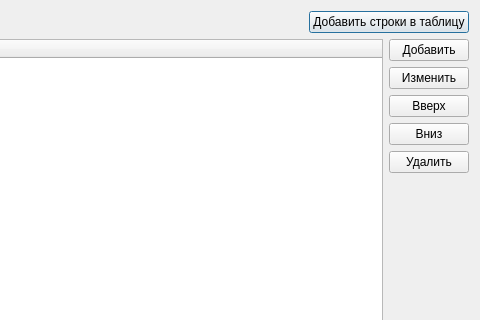
This is resources/ui/manage_user_formulas.ui in rymatoi/new-uniskad as Qt 5 draws it before an edit; both pictures show x 184 to 664 and y 0 to 320 of the 664 by 597 pixel window. The edited form follows.
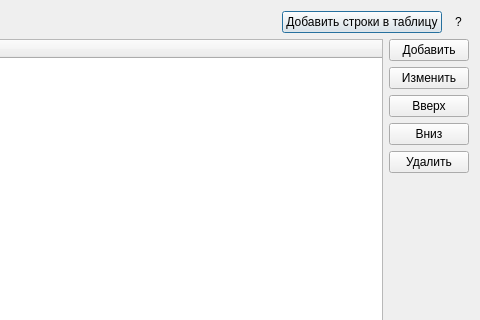
This is the edited form.

Commit message: Добавить встроенную справку для редактора формул

```diff
--- a/resources/ui/manage_user_formulas.ui
+++ b/resources/ui/manage_user_formulas.ui
@@ -40,6 +40,19 @@
            </property>
           </widget>
          </item>
+         <item>
+          <widget class="QToolButton" name="helpToolButton">
+           <property name="toolTip">
+            <string>Показать инструкцию по работе с формулами</string>
+           </property>
+           <property name="text">
+            <string>?</string>
+           </property>
+           <property name="autoRaise">
+            <bool>true</bool>
+           </property>
+          </widget>
+         </item>
         </layout>
        </item>
       </layout>
```
The commit also changes 5 other files.
